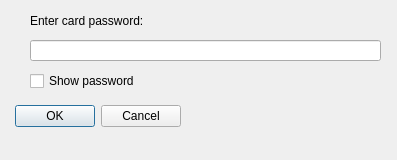
Before: the Qt Designer form PC software/CryptoStickGUI/passworddialog.ui in Nitrokey/nitrokey-pro-firmware, drawn with Qt 5.
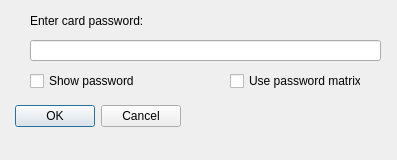
After: the same form once the commit is applied.

Commit message:
New features - Startup check of valid AES master key - Startup check of encrypted volume is filled with random chars - Activation "password via matrix"
Bugfixing
- Erase OTP slots

Patch:
```diff
--- a/PC software/CryptoStickGUI/passworddialog.ui
+++ b/PC software/CryptoStickGUI/passworddialog.ui
@@ -47,7 +47,7 @@
     <rect>
      <x>30</x>
      <y>70</y>
-     <width>341</width>
+     <width>111</width>
      <height>22</height>
     </rect>
    </property>
@@ -80,6 +80,25 @@
     <string>Enter card password:</string>
    </property>
   </widget>
+  <widget class="QCheckBox" name="checkBox_PasswordMatrix">
+   <property name="geometry">
+    <rect>
+     <x>230</x>
+     <y>70</y>
+     <width>131</width>
+     <height>22</height>
+    </rect>
+   </property>
+   <property name="sizePolicy">
+    <sizepolicy hsizetype="Fixed" vsizetype="Fixed">
+     <horstretch>0</horstretch>
+     <verstretch>0</verstretch>
+    </sizepolicy>
+   </property>
+   <property name="text">
+    <string>Use password matrix</string>
+   </property>
+  </widget>
  </widget>
  <resources/>
  <connections>
```
Left out of the diff: 3 changed lines with no effect on the pictures. The commit also changes 9 other files.
